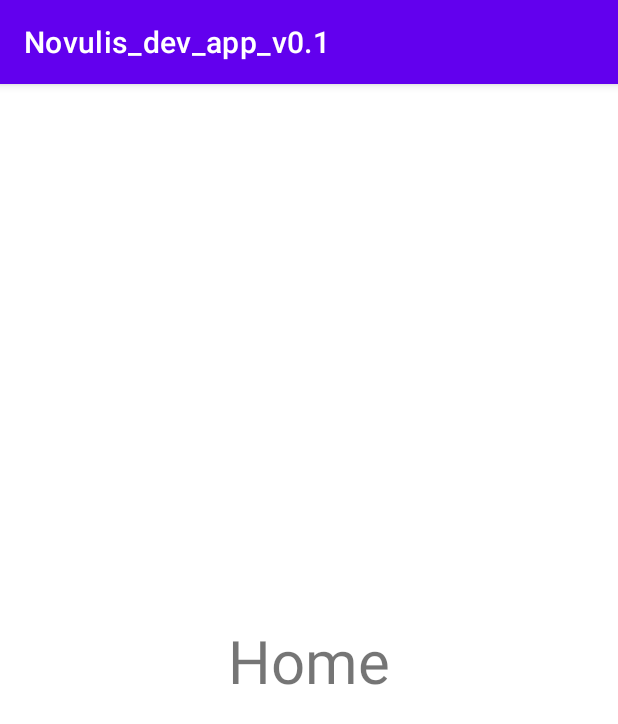
After one commit to Hybridpanda/team_rocket, an Android app: the fragment HomeFragment shown on its own in the app's theme, on a phone screen of 412 x 824 dp. The commit adds this screen. Shown: the top 724 px of the screen. Run offline under Robolectric (Android 15) with nearby library versions, the phone set to English and light mode, and no system bars.

Commit message:
Fragments added but not setup

```diff
--- a/app/build.gradle
+++ b/app/build.gradle
@@ -32,6 +32,9 @@ dependencies {
     implementation 'androidx.appcompat:appcompat:1.3.1'
     implementation 'com.google.android.material:material:1.4.0'
     implementation 'androidx.constraintlayout:constraintlayout:2.1.0'
+    implementation 'androidx.navigation:navigation-fragment:2.3.5'
+    implementation 'androidx.navigation:navigation-ui:2.3.5'
+    implementation 'androidx.legacy:legacy-support-v4:1.0.0'
     testImplementation 'junit:junit:4.+'
     androidTestImplementation 'androidx.test.ext:junit:1.1.3'
     androidTestImplementation 'androidx.test.espresso:espresso-core:3.4.0'
--- /dev/null
+++ b/app/src/main/java/com/example/novulis_dev_app_v01/HomeFragment.java
@@ -0,0 +1,64 @@
+package com.example.novulis_dev_app_v01;
+
+import android.os.Bundle;
+
+import androidx.fragment.app.Fragment;
+
+import android.view.LayoutInflater;
+import android.view.View;
+import android.view.ViewGroup;
+
+/**
+ * A simple {@link Fragment} subclass.
+ * Use the {@link HomeFragment#newInstance} factory method to
+ * create an instance of this fragment.
+ */
+public class HomeFragment extends Fragment {
+
+    // TODO: Rename parameter arguments, choose names that match
+    // the fragment initialization parameters, e.g. ARG_ITEM_NUMBER
+    private static final String ARG_PARAM1 = "param1";
+    private static final String ARG_PARAM2 = "param2";
+
+    // TODO: Rename and change types of parameters
+    private String mParam1;
+    private String mParam2;
+
+    public HomeFragment() {
+        // Required empty public constructor
+    }
+
+    /**
+     * Use this factory method to create a new instance of
+     * this fragment using the provided parameters.
+     *
+     * @param param1 Parameter 1.
+     * @param param2 Parameter 2.
+     * @return A new instance of fragment HomeFragment.
+     */
+    // TODO: Rename and change types and number of parameters
+    public static HomeFragment newInstance(String param1, String param2) {
+        HomeFragment fragment = new HomeFragment();
+        Bundle args = new Bundle();
+        args.putString(ARG_PARAM1, param1);
+        args.putString(ARG_PARAM2, param2);
+        fragment.setArguments(args);
+        return fragment;
+    }
+
+    @Override
+    public void onCreate(Bundle savedInstanceState) {
+        super.onCreate(savedInstanceState);
+        if (getArguments() != null) {
+            mParam1 = getArguments().getString(ARG_PARAM1);
+            mParam2 = getArguments().getString(ARG_PARAM2);
+        }
+    }
+
+    @Override
+    public View onCreateView(LayoutInflater inflater, ViewGroup container,
+                             Bundle savedInstanceState) {
+        // Inflate the layout for this fragment
+        return inflater.inflate(R.layout.fragment_home, container, false);
+    }
+}
--- /dev/null
+++ b/app/src/main/res/layout/fragment_home.xml
@@ -0,0 +1,22 @@
+<?xml version="1.0" encoding="utf-8"?>
+<androidx.constraintlayout.widget.ConstraintLayout xmlns:android="http://schemas.android.com/apk/res/android"
+    xmlns:app="http://schemas.android.com/apk/res-auto"
+    xmlns:tools="http://schemas.android.com/tools"
+    android:id="@+id/frameLayout"
+    android:layout_width="match_parent"
+    android:layout_height="match_parent"
+    tools:context=".HomeFragment">
+
+    <!-- TODO: Update blank fragment layout -->
+    <TextView
+        android:id="@+id/textView3"
+        android:layout_width="wrap_content"
+        android:layout_height="wrap_content"
+        android:text="@string/home"
+        android:textSize="40sp"
+        app:layout_constraintBottom_toBottomOf="parent"
+        app:layout_constraintEnd_toEndOf="parent"
+        app:layout_constraintStart_toStartOf="parent"
+        app:layout_constraintTop_toTopOf="parent" />
+
+</androidx.constraintlayout.widget.ConstraintLayout>
--- a/app/src/main/res/values/strings.xml
+++ b/app/src/main/res/values/strings.xml
@@ -15,4 +15,6 @@
     <string name="log">Log</string>
     <string name="profile">Profile</string>
     <string name="home">Home</string>
+    <!-- TODO: Remove or change this placeholder text -->
+    <string name="hello_blank_fragment">Hello blank fragment</string>
 </resources>
```
Also changed, not shown: app/src/main/java/com/example/novulis_dev_app_v01/LibraryFragment.java (added, +64 -0 lines), app/src/main/java/com/example/novulis_dev_app_v01/LogFragment.java (added, +64 -0 lines), app/src/main/java/com/example/novulis_dev_app_v01/NavigationActivity.java (+21 -0 lines), app/src/main/java/com/example/novulis_dev_app_v01/ProfileFragment.java (added, +64 -0 lines), app/src/main/java/com/example/novulis_dev_app_v01/SocialFragment.java (added, +64 -0 lines), app/src/main/res/layout/fragment_library.xml (added, +22 -0 lines), app/src/main/res/layout/fragment_log.xml (added, +22 -0 lines), app/src/main/res/layout/fragment_profile.xml (added, +22 -0 lines), app/src/main/res/layout/fragment_social.xml (added, +22 -0 lines), app/src/main/res/menu/bottom_nav_menu.xml (+5 -5 lines), app/src/main/res/navigation/app_nav.xml (added, +33 -0 lines).
